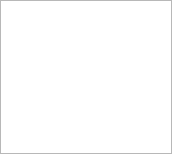
wpfhtl/octocopter, file basestation/pidcontrollerwidget.ui: the form before one commit.
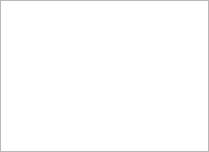
The form after the commit.

What changed in the file:
```diff
--- a/basestation/pidcontrollerwidget.ui
+++ b/basestation/pidcontrollerwidget.ui
@@ -6,29 +6,20 @@
    <rect>
     <x>0</x>
     <y>0</y>
-    <width>172</width>
-    <height>154</height>
+    <width>209</width>
+    <height>152</height>
    </rect>
   </property>
   <property name="windowTitle">
    <string>PID Controllers</string>
   </property>
   <widget class="QWidget" name="dockWidgetContents">
-   <layout class="QHBoxLayout" name="horizontalLayout">
-    <property name="spacing">
-     <number>0</number>
-    </property>
+   <layout class="QVBoxLayout" name="verticalLayout">
     <property name="margin">
      <number>0</number>
     </property>
     <item>
-     <widget class="QTableWidget" name="mTableControllerWeights">
-      <property name="showDropIndicator" stdset="0">
-       <bool>false</bool>
-      </property>
-      <property name="dragDropOverwriteMode">
-       <bool>false</bool>
-      </property>
+     <widget class="QTableWidget" name="mTableControllerValues">
       <property name="alternatingRowColors">
        <bool>true</bool>
       </property>
@@ -44,12 +35,6 @@
       <property name="showGrid">
        <bool>false</bool>
       </property>
-      <property name="wordWrap">
-       <bool>false</bool>
-      </property>
-      <property name="cornerButtonEnabled">
-       <bool>false</bool>
-      </property>
       <attribute name="horizontalHeaderDefaultSectionSize">
        <number>40</number>
       </attribute>
```
Left out of the diff: 3 changed lines with no effect on the pictures.
